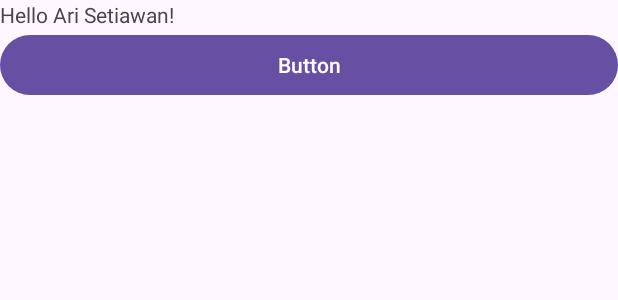
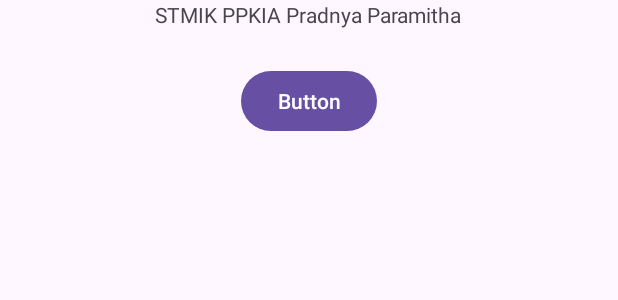
Before and after one commit to sayaarisetiawan/LayoutLinear, an Android app: the layout activity_main.xml on its own in the app's theme, with its tools: preview values and no code run, on a phone screen of 412 x 824 dp. Shown: the top 300 px of the screen. Run offline under Robolectric (Android 15) with nearby library versions, the phone set to English and light mode, and no system bars.

Commit message:
constraint layout
tugas constraint layout

```diff
--- a/app/src/main/res/layout/activity_main.xml
+++ b/app/src/main/res/layout/activity_main.xml
@@ -1,21 +1,38 @@
 <?xml version="1.0" encoding="utf-8"?>
-<LinearLayout xmlns:android="http://schemas.android.com/apk/res/android"
+<androidx.constraintlayout.widget.ConstraintLayout xmlns:android="http://schemas.android.com/apk/res/android"
     xmlns:app="http://schemas.android.com/apk/res-auto"
     xmlns:tools="http://schemas.android.com/tools"
+    android:id="@+id/ConstraintLayout"
     android:layout_width="match_parent"
     android:layout_height="match_parent"
     android:orientation="vertical"
     tools:context=".MainActivity">
 
     <TextView
-        android:layout_width="match_parent"
+        android:id="@+id/textView3"
+        android:layout_width="wrap_content"
         android:layout_height="wrap_content"
-        android:text="Hello Ari Setiawan!" />
+        android:layout_marginStart="16dp"
+        android:layout_marginTop="16dp"
+        android:layout_marginEnd="16dp"
+        android:layout_marginBottom="16dp"
+        android:text="STMIK PPKIA Pradnya Paramitha"
+        app:layout_constraintBottom_toBottomOf="@id/button2"
+        app:layout_constraintEnd_toEndOf="@id/button2"
+        app:layout_constraintHorizontal_bias="0.503"
+        app:layout_constraintStart_toStartOf="@id/button2"
+        app:layout_constraintTop_toTopOf="@id/button2"
+        app:layout_constraintVertical_bias="0.0" />
 
     <Button
-        android:id="@+id/button"
-        android:layout_width="match_parent"
+        android:id="@+id/button2"
+        android:layout_width="wrap_content"
         android:layout_height="wrap_content"
-        android:text="Button" />
-
-</LinearLayout>
+        android:layout_marginStart="16dp"
+        android:layout_marginTop="24dp"
+        android:layout_marginEnd="16dp"
+        android:text="Button"
+        app:layout_constraintEnd_toEndOf="parent"
+        app:layout_constraintStart_toStartOf="parent"
+        app:layout_constraintTop_toBottomOf="@+id/textView3" />
+</androidx.constraintlayout.widget.ConstraintLayout>
--- /dev/null
+++ b/app/src/main/res/values/dimens.xml
@@ -0,0 +1,4 @@
+<?xml version="1.0" encoding="utf-8"?>
+<resources>
+    <dimen name="margin_wide">16dp</dimen>
+</resources>
```
